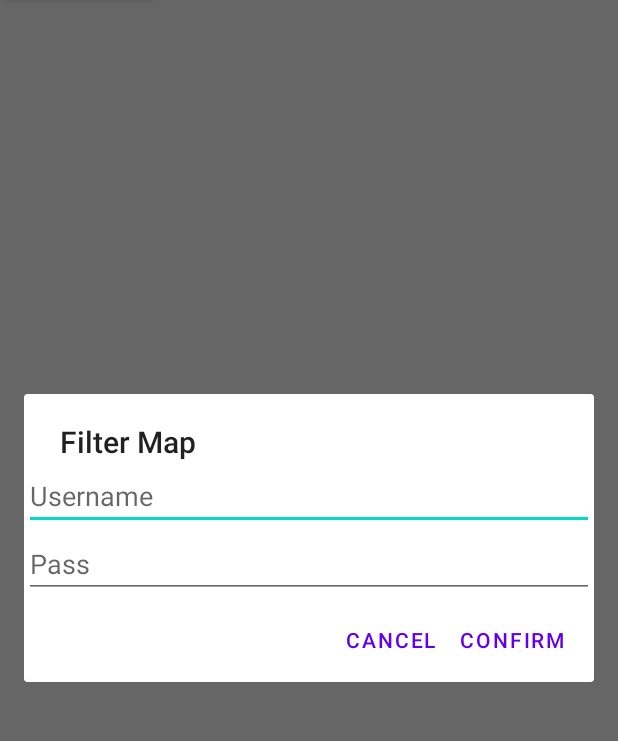
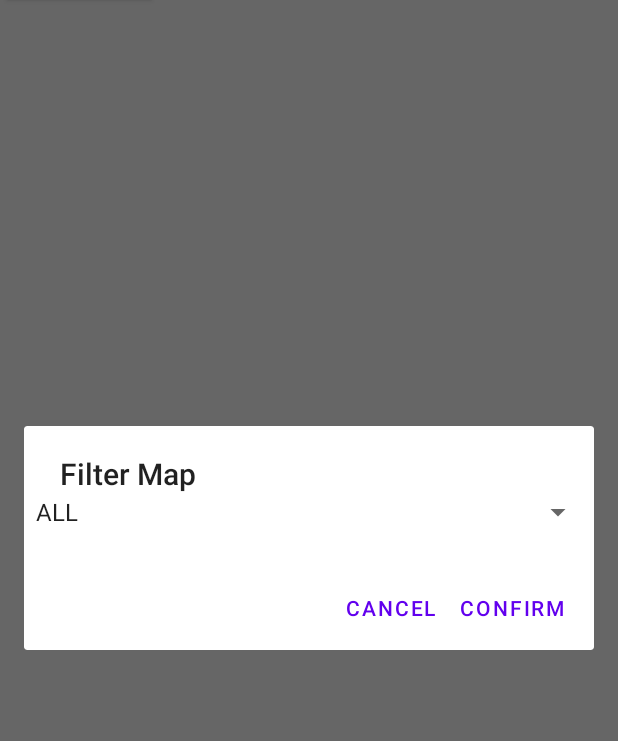
Before and after one commit to Ragnarstefanss/Iceland-Cameras, an Android app: the screen it shows after launch (MapsActivity), after a tap on "FILTER VIEW", on a phone screen of 412 x 824 dp, the part 80-821 px from its top. Run offline under Robolectric (Android 15) with nearby library versions, the light colour scheme and no system bars.

Commit message:
Filter view now displays the categories for filtering

```diff
--- a/app/src/main/java/is/ru/google_maps_test/FilterDialog.java
+++ b/app/src/main/java/is/ru/google_maps_test/FilterDialog.java
@@ -7,13 +7,13 @@ import android.os.Bundle;
 import android.view.LayoutInflater;
 import android.view.View;
 import android.widget.EditText;
+import android.widget.Spinner;
 
 import androidx.appcompat.app.AlertDialog;
 import androidx.appcompat.app.AppCompatDialogFragment;
 
 public class FilterDialog extends AppCompatDialogFragment {
-    private EditText editTextUsername;
-    private EditText editTextPassword;
+    private Spinner spinnerValue;
     private FilterDialogListener listener;
 
     @Override
@@ -34,13 +34,14 @@ public class FilterDialog extends AppCompatDialogFragment {
                 .setPositiveButton("confirm", new DialogInterface.OnClickListener()  {
                     @Override
                     public void onClick(DialogInterface dialogInterface, int i) {
-                        String username = editTextUsername.getText().toString();
-                        String password = editTextPassword.getText().toString();
-                        listener.applyTexts(username, password);
+                        //String username = editTextUsername.getText().toString();
+                        //listener.applyTexts(username);
+
+                        String spin = spinnerValue.getSelectedItem().toString();
+                        listener.applyTexts(spin);
                     }
                 });
-        editTextUsername = view.findViewById(R.id.edit_username);
-        editTextPassword = view.findViewById(R.id.edit_password);
+        spinnerValue = view.findViewById(R.id.spinner1);
         return builder.create();
     }
 
@@ -56,6 +57,6 @@ public class FilterDialog extends AppCompatDialogFragment {
     }
 
     public interface FilterDialogListener {
-        void applyTexts(String username, String password);
+        void applyTexts(String spin);
     }
 }
--- a/app/src/main/java/is/ru/google_maps_test/MapsActivity.java
+++ b/app/src/main/java/is/ru/google_maps_test/MapsActivity.java
@@ -44,11 +44,10 @@ public class MapsActivity extends FragmentActivity implements OnMapReadyCallback
     ProgressDialog pd;
     Map<String, String> mMarkerMap = new HashMap<>();
     public ArrayList<HashMap<String, String>> resultsList = new ArrayList<>();
-    String filter = "LANDMARK";
+    String filter_choice = "ALL";
     Button button;
 
-    private TextView textViewUsername;
-    private TextView textViewPassword;
+    private TextView textViewfilterChoice;
 
     @Override
     protected void onCreate(Bundle savedInstanceState) {
@@ -309,7 +308,7 @@ public class MapsActivity extends FragmentActivity implements OnMapReadyCallback
 
     public void renderCameras (GoogleMap googleMap)
     {
-        ArrayList<HashMap<String, String>> filteredList = filterMap(resultsList, "HARBOR");
+        ArrayList<HashMap<String, String>> filteredList = filterMap(resultsList, filter_choice);
         // LANDMARK  HARBOR  ROAD  TOWN  MOUNTAIN ....
 
         for(int i=0; i < filteredList.size(); i++){
@@ -372,8 +371,7 @@ public class MapsActivity extends FragmentActivity implements OnMapReadyCallback
     }
 
     @Override
-    public void applyTexts(String username, String password) {
-        textViewUsername.setText(username);
-        textViewPassword.setText(password);
+    public void applyTexts(String spinner) {
+        textViewfilterChoice = spinner;
     }
 }
--- a/app/src/main/res/layout/layout_dialog.xml
+++ b/app/src/main/res/layout/layout_dialog.xml
@@ -1,17 +1,10 @@
 <?xml version="1.0" encoding="utf-8"?>
 <RelativeLayout xmlns:android="http://schemas.android.com/apk/res/android"
     android:layout_width="match_parent" android:layout_height="match_parent">
-    <EditText
-        android:id="@+id/edit_username"
-        android:hint="Username"
-        android:layout_width="match_parent"
-        android:layout_height="wrap_content" />
-
-    <EditText
-        android:id="@+id/edit_password"
+    <Spinner
+        android:id="@+id/spinner1"
         android:layout_width="match_parent"
         android:layout_height="wrap_content"
-        android:hint="Pass"
-        android:layout_below="@+id/edit_username"
-        android:layout_alignParentStart="true" />
+        android:entries="@array/filter_categories"
+        android:prompt="@string/filter_prompt" />
 </RelativeLayout>
--- a/app/src/main/res/values/strings.xml
+++ b/app/src/main/res/values/strings.xml
@@ -17,4 +17,16 @@
     <string name="attachment_summary_on">Automatically download attachments for incoming emails
     </string>
     <string name="attachment_summary_off">Only download attachments when manually requested</string>
+
+
+    <string name="filter_prompt">Choose category to filter by</string>
+    <string-array name="filter_categories">
+        <item>ALL</item>
+        <item>HARBOR</item>
+        <item>LANDMARK</item>
+        <item>MOUNTAIN</item>
+        <item>ROAD</item>
+        <item>TOWN</item>
+        <item>WILDLIFE</item>
+    </string-array>
 </resources>
```
